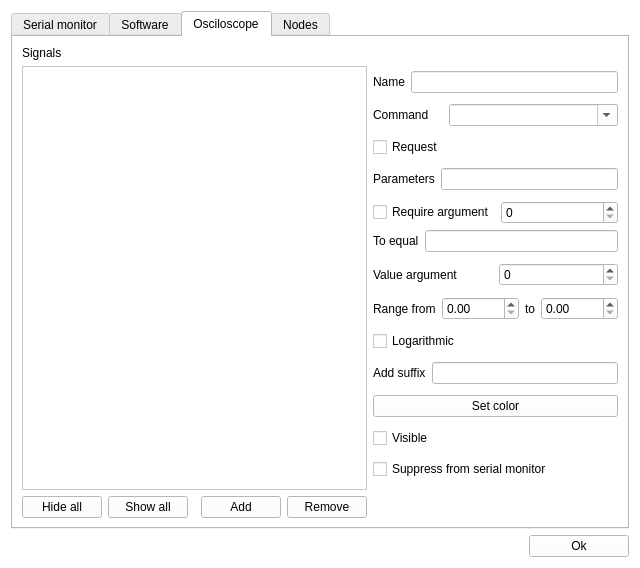
Before: the Qt Designer form farconfig/preferences.ui in Knaster/EkdahlFarConfig, drawn with Qt 5.
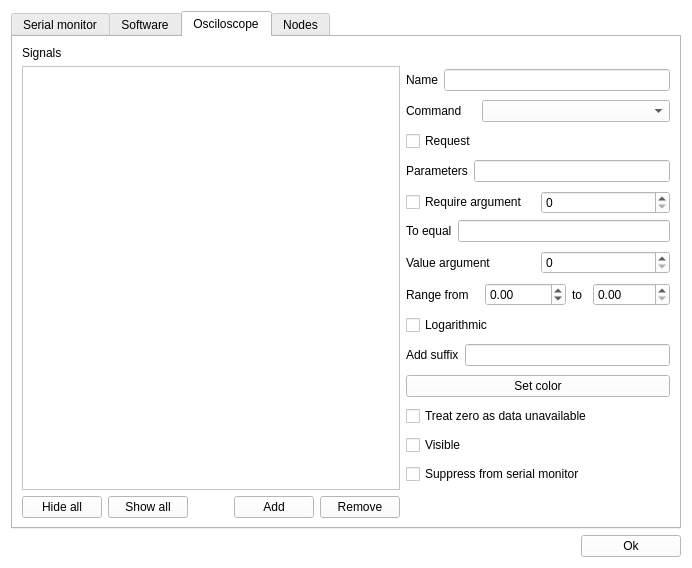
After: the same form once the commit is applied.

```diff
--- a/farconfig/preferences.ui
+++ b/farconfig/preferences.ui
@@ -6,7 +6,7 @@
    <rect>
     <x>0</x>
     <y>0</y>
-    <width>640</width>
+    <width>692</width>
     <height>568</height>
    </rect>
   </property>
@@ -528,7 +528,7 @@
              <item>
               <widget class="QComboBox" name="comboBoxChartCommand">
                <property name="editable">
-                <bool>true</bool>
+                <bool>false</bool>
                </property>
               </widget>
              </item>
@@ -624,6 +624,9 @@
              </item>
              <item>
               <widget class="QDoubleSpinBox" name="doubleSpinBoxChartRangeMin">
+               <property name="minimum">
+                <double>-32767.000000000000000</double>
+               </property>
                <property name="maximum">
                 <double>65535.000000000000000</double>
                </property>
@@ -682,6 +685,13 @@
              </property>
             </widget>
            </item>
+           <item>
+            <widget class="QCheckBox" name="checkBoxZeroIsUnavailable">
+             <property name="text">
+              <string>Treat zero as data unavailable</string>
+             </property>
+            </widget>
+           </item>
            <item>
             <widget class="QCheckBox" name="checkBoxChartVisible">
              <property name="text">
```
